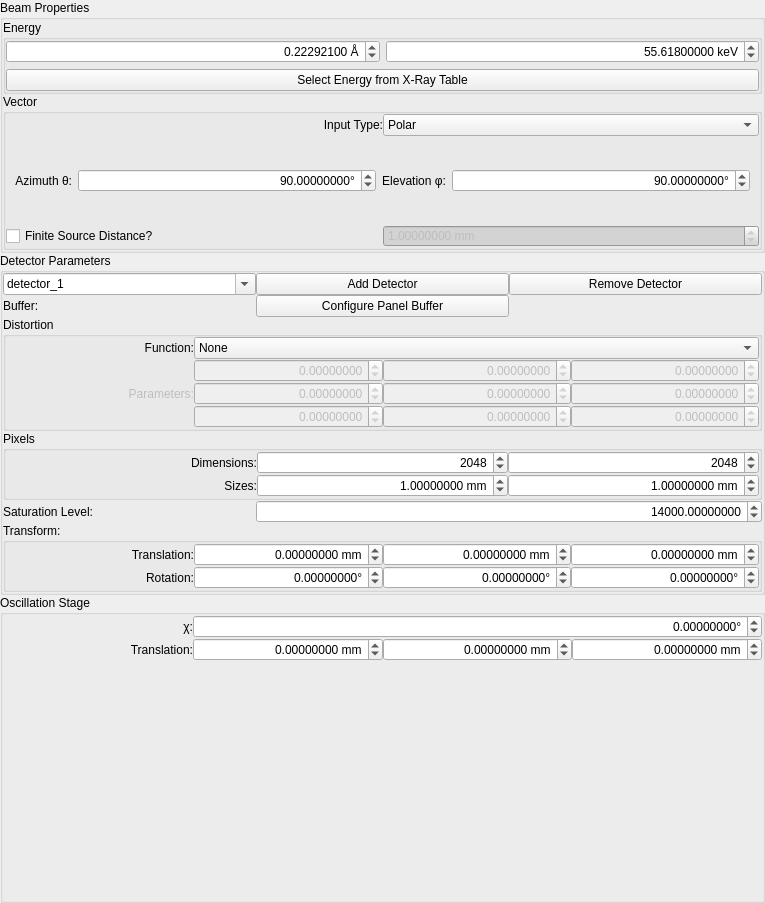
Before: the Qt Designer form hexrdgui/resources/ui/instrument_form_view_widget.ui in HEXRD/hexrdgui, drawn with Qt 5.
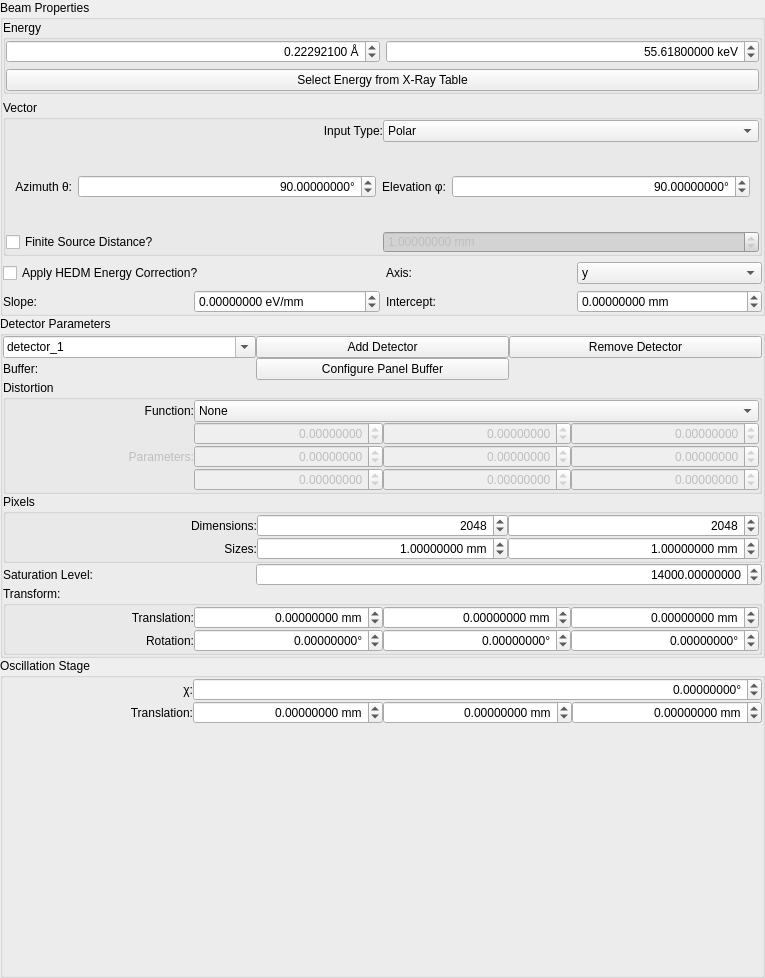
After: the same form once the commit is applied. Custom widgets are drawn as their Qt base class.

Commit message: Add beam energy correction to grains

The edit to the form file:
```diff
--- a/hexrdgui/resources/ui/instrument_form_view_widget.ui
+++ b/hexrdgui/resources/ui/instrument_form_view_widget.ui
@@ -7,7 +7,7 @@
     <x>0</x>
     <y>0</y>
     <width>765</width>
-    <height>903</height>
+    <height>978</height>
    </rect>
   </property>
   <layout class="QVBoxLayout" name="verticalLayout_2">
@@ -31,10 +31,7 @@
      <property name="title">
       <string>Beam Properties</string>
      </property>
-     <layout class="QVBoxLayout" name="verticalLayout_3">
-      <property name="spacing">
-       <number>0</number>
-      </property>
+     <layout class="QGridLayout" name="gridLayout_9">
       <property name="leftMargin">
        <number>0</number>
       </property>
@@ -47,7 +44,93 @@
       <property name="bottomMargin">
        <number>0</number>
       </property>
-      <item>
+      <item row="3" column="2">
+       <widget class="QLabel" name="energy_correction_intercept_label">
+        <property name="toolTip">
+         <string>&lt;html&gt;&lt;head/&gt;&lt;body&gt;&lt;p&gt;&amp;quot;Energy Correction&amp;quot; is for applying a small beam energy correction factor to grain positions in an HEDM workflow. The synchrotron beam gradients are sometimes not flat, and an energy correction along the x or y axes can improve the results.&lt;/p&gt;&lt;p&gt;&lt;br/&gt;&lt;/p&gt;&lt;p&gt;The &amp;quot;Intercept&amp;quot; is the center of the beam gradient along the specifix axis (where the energy is equal to the beam energy specified in the instrument configuration), in millimeters.&lt;/p&gt;&lt;p&gt;&lt;br/&gt;&lt;/p&gt;&lt;p&gt;The &amp;quot;Slope&amp;quot; is the adjustment in the beam energy as a grain gets farther away from the intercept along the specified axis, in eV/mm.&lt;/p&gt;&lt;p&gt;&lt;br/&gt;&lt;/p&gt;&lt;p&gt;These parameters are available to use in the various calibration workflows.&lt;/p&gt;&lt;/body&gt;&lt;/html&gt;</string>
+        </property>
+        <property name="text">
+         <string>Intercept:</string>
+        </property>
+        <property name="buddy">
+         <cstring>cal_energy_correction_intercept</cstring>
+        </property>
+       </widget>
+      </item>
+      <item row="3" column="0">
+       <widget class="QLabel" name="energy_correction_slope_label">
+        <property name="toolTip">
+         <string>&lt;html&gt;&lt;head/&gt;&lt;body&gt;&lt;p&gt;&amp;quot;Energy Correction&amp;quot; is for applying a small beam energy correction factor to grain positions in an HEDM workflow. The synchrotron beam gradients are sometimes not flat, and an energy correction along the x or y axes can improve the results.&lt;/p&gt;&lt;p&gt;&lt;br/&gt;&lt;/p&gt;&lt;p&gt;The &amp;quot;Intercept&amp;quot; is the center of the beam gradient along the specifix axis (where the energy is equal to the beam energy specified in the instrument configuration), in millimeters.&lt;/p&gt;&lt;p&gt;&lt;br/&gt;&lt;/p&gt;&lt;p&gt;The &amp;quot;Slope&amp;quot; is the adjustment in the beam energy as a grain gets farther away from the intercept along the specified axis, in eV/mm.&lt;/p&gt;&lt;p&gt;&lt;br/&gt;&lt;/p&gt;&lt;p&gt;These parameters are available to use in the various calibration workflows.&lt;/p&gt;&lt;/body&gt;&lt;/html&gt;</string>
+        </property>
+        <property name="text">
+         <string>Slope:</string>
+        </property>
+        <property name="buddy">
+         <cstring>cal_energy_correction_slope</cstring>
+        </property>
+       </widget>
+      </item>
+      <item row="2" column="0" colspan="2">
+       <widget class="QCheckBox" name="apply_energy_correction">
+        <property name="toolTip">
+         <string>&lt;html&gt;&lt;head/&gt;&lt;body&gt;&lt;p&gt;&amp;quot;Energy Correction&amp;quot; is for applying a small beam energy correction factor to grain positions in an HEDM workflow. The synchrotron beam gradients are sometimes not flat, and an energy correction along the x or y axes can improve the results.&lt;/p&gt;&lt;p&gt;&lt;br/&gt;&lt;/p&gt;&lt;p&gt;The &amp;quot;Intercept&amp;quot; is the center of the beam gradient along the specifix axis (where the energy is equal to the beam energy specified in the instrument configuration), in millimeters.&lt;/p&gt;&lt;p&gt;&lt;br/&gt;&lt;/p&gt;&lt;p&gt;The &amp;quot;Slope&amp;quot; is the adjustment in the beam energy as a grain gets farther away from the intercept along the specified axis, in eV/mm.&lt;/p&gt;&lt;p&gt;&lt;br/&gt;&lt;/p&gt;&lt;p&gt;These parameters are available to use in the various calibration workflows.&lt;/p&gt;&lt;/body&gt;&lt;/html&gt;</string>
+        </property>
+        <property name="text">
+         <string>Apply HEDM Energy Correction?</string>
+        </property>
+       </widget>
+      </item>
+      <item row="3" column="1">
+       <widget class="ScientificDoubleSpinBox" name="cal_energy_correction_slope">
+        <property name="toolTip">
+         <string>&lt;html&gt;&lt;head/&gt;&lt;body&gt;&lt;p&gt;&amp;quot;Energy Correction&amp;quot; is for applying a small beam energy correction factor to grain positions in an HEDM workflow. The synchrotron beam gradients are sometimes not flat, and an energy correction along the x or y axes can improve the results.&lt;/p&gt;&lt;p&gt;&lt;br/&gt;&lt;/p&gt;&lt;p&gt;The &amp;quot;Intercept&amp;quot; is the center of the beam gradient along the specifix axis (where the energy is equal to the beam energy specified in the instrument configuration), in millimeters.&lt;/p&gt;&lt;p&gt;&lt;br/&gt;&lt;/p&gt;&lt;p&gt;The &amp;quot;Slope&amp;quot; is the adjustment in the beam energy as a grain gets farther away from the intercept along the specified axis, in eV/mm.&lt;/p&gt;&lt;p&gt;&lt;br/&gt;&lt;/p&gt;&lt;p&gt;These parameters are available to use in the various calibration workflows.&lt;/p&gt;&lt;/body&gt;&lt;/html&gt;</string>
+        </property>
+        <property name="keyboardTracking">
+         <bool>false</bool>
+        </property>
+        <property name="suffix">
+         <string> eV/mm</string>
+        </property>
+        <property name="decimals">
+         <number>8</number>
+        </property>
+        <property name="minimum">
+         <double>-1000000.000000000000000</double>
+        </property>
+        <property name="maximum">
+         <double>10000000.000000000000000</double>
+        </property>
+        <property name="singleStep">
+         <double>0.100000000000000</double>
+        </property>
+       </widget>
+      </item>
+      <item row="3" column="3">
+       <widget class="ScientificDoubleSpinBox" name="cal_energy_correction_intercept">
+        <property name="toolTip">
+         <string>&lt;html&gt;&lt;head/&gt;&lt;body&gt;&lt;p&gt;&amp;quot;Energy Correction&amp;quot; is for applying a small beam energy correction factor to grain positions in an HEDM workflow. The synchrotron beam gradients are sometimes not flat, and an energy correction along the x or y axes can improve the results.&lt;/p&gt;&lt;p&gt;&lt;br/&gt;&lt;/p&gt;&lt;p&gt;The &amp;quot;Intercept&amp;quot; is the center of the beam gradient along the specifix axis (where the energy is equal to the beam energy specified in the instrument configuration), in millimeters.&lt;/p&gt;&lt;p&gt;&lt;br/&gt;&lt;/p&gt;&lt;p&gt;The &amp;quot;Slope&amp;quot; is the adjustment in the beam energy as a grain gets farther away from the intercept along the specified axis, in eV/mm.&lt;/p&gt;&lt;p&gt;&lt;br/&gt;&lt;/p&gt;&lt;p&gt;These parameters are available to use in the various calibration workflows.&lt;/p&gt;&lt;/body&gt;&lt;/html&gt;</string>
+        </property>
+        <property name="keyboardTracking">
+         <bool>false</bool>
+        </property>
+        <property name="suffix">
+         <string> mm</string>
+        </property>
+        <property name="decimals">
+         <number>8</number>
+        </property>
+        <property name="minimum">
+         <double>-1000000.000000000000000</double>
+        </property>
+        <property name="maximum">
+         <double>10000000.000000000000000</double>
+        </property>
+        <property name="singleStep">
+         <double>0.100000000000000</double>
+        </property>
+       </widget>
+      </item>
+      <item row="0" column="0" colspan="4">
        <widget class="QGroupBox" name="groupBox_2">
         <property name="title">
          <string>Energy</string>
@@ -131,7 +214,7 @@
         </layout>
        </widget>
       </item>
-      <item>
+      <item row="1" column="0" colspan="4">
        <widget class="QGroupBox" name="groupBox_3">
         <property name="title">
          <string>Vector</string>
@@ -467,6 +550,36 @@
         </layout>
        </widget>
       </item>
+      <item row="2" column="2">
+       <widget class="QLabel" name="energy_correction_axis_label">
+        <property name="toolTip">
+         <string>&lt;html&gt;&lt;head/&gt;&lt;body&gt;&lt;p&gt;&amp;quot;Energy Correction&amp;quot; is for applying a small beam energy correction factor to grain positions in an HEDM workflow. The synchrotron beam gradients are sometimes not flat, and an energy correction along the x or y axes can improve the results.&lt;/p&gt;&lt;p&gt;&lt;br/&gt;&lt;/p&gt;&lt;p&gt;The &amp;quot;Intercept&amp;quot; is the center of the beam gradient along the specifix axis (where the energy is equal to the beam energy specified in the instrument configuration), in millimeters.&lt;/p&gt;&lt;p&gt;&lt;br/&gt;&lt;/p&gt;&lt;p&gt;The &amp;quot;Slope&amp;quot; is the adjustment in the beam energy as a grain gets farther away from the intercept along the specified axis, in eV/mm.&lt;/p&gt;&lt;p&gt;&lt;br/&gt;&lt;/p&gt;&lt;p&gt;These parameters are available to use in the various calibration workflows.&lt;/p&gt;&lt;/body&gt;&lt;/html&gt;</string>
+        </property>
+        <property name="text">
+         <string>Axis:</string>
+        </property>
+        <property name="buddy">
+         <cstring>cal_energy_correction_axis</cstring>
+        </property>
+       </widget>
+      </item>
+      <item row="2" column="3">
+       <widget class="QComboBox" name="cal_energy_correction_axis">
+        <property name="toolTip">
+         <string>&lt;html&gt;&lt;head/&gt;&lt;body&gt;&lt;p&gt;&amp;quot;Energy Correction&amp;quot; is for applying a small beam energy correction factor to grain positions in an HEDM workflow. The synchrotron beam gradients are sometimes not flat, and an energy correction along the x or y axes can improve the results.&lt;/p&gt;&lt;p&gt;&lt;br/&gt;&lt;/p&gt;&lt;p&gt;The &amp;quot;Intercept&amp;quot; is the center of the beam gradient along the specifix axis (where the energy is equal to the beam energy specified in the instrument configuration), in millimeters.&lt;/p&gt;&lt;p&gt;&lt;br/&gt;&lt;/p&gt;&lt;p&gt;The &amp;quot;Slope&amp;quot; is the adjustment in the beam energy as a grain gets farther away from the intercept along the specified axis, in eV/mm.&lt;/p&gt;&lt;p&gt;&lt;br/&gt;&lt;/p&gt;&lt;p&gt;These parameters are available to use in the various calibration workflows.&lt;/p&gt;&lt;/body&gt;&lt;/html&gt;</string>
+        </property>
+        <item>
+         <property name="text">
+          <string>y</string>
+         </property>
+        </item>
+        <item>
+         <property name="text">
+          <string>x</string>
+         </property>
+        </item>
+       </widget>
+      </item>
      </layout>
     </widget>
    </item>
```
Left out of the diff: 128 changed lines with no effect on the pictures. The commit also changes 6 other files.
